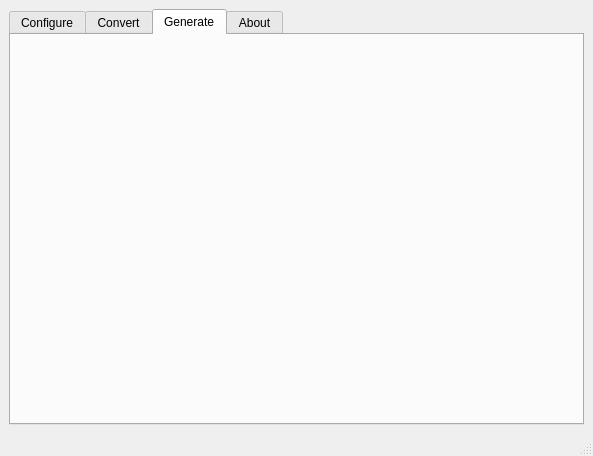
First picture: the form in T3Window.ui, repository alxxlc/Boolean-Algebra-Toolbox, before the edit.
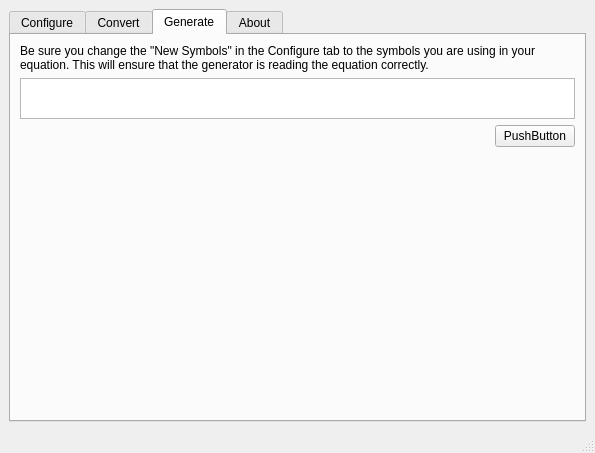
Second picture: the form after the edit. The open tabs and pages were chosen to show the change.

Commit message: Update readme and some information in the comments of the class files.

Diff of the .ui file:
```diff
--- a/T3Window.ui
+++ b/T3Window.ui
@@ -6,8 +6,8 @@
    <rect>
     <x>0</x>
     <y>0</y>
-    <width>593</width>
-    <height>456</height>
+    <width>595</width>
+    <height>453</height>
    </rect>
   </property>
   <property name="windowTitle">
@@ -758,6 +758,70 @@
        <attribute name="title">
         <string>Generate</string>
        </attribute>
+       <layout class="QGridLayout" name="gridLayout_2">
+        <item row="0" column="0" colspan="2">
+         <widget class="QLabel" name="label_12">
+          <property name="text">
+           <string>Be sure you change the &quot;New Symbols&quot; in the Configure tab to the symbols you are using in your equation. This will ensure that the generator is reading the equation correctly.</string>
+          </property>
+          <property name="wordWrap">
+           <bool>true</bool>
+          </property>
+         </widget>
+        </item>
+        <item row="1" column="0" colspan="2">
+         <widget class="QPlainTextEdit" name="genEqTBox">
+          <property name="maximumSize">
+           <size>
+            <width>16777215</width>
+            <height>41</height>
+           </size>
+          </property>
+          <property name="cursor" stdset="0">
+           <cursorShape>IBeamCursor</cursorShape>
+          </property>
+          <property name="verticalScrollBarPolicy">
+           <enum>Qt::ScrollBarAsNeeded</enum>
+          </property>
+          <property name="horizontalScrollBarPolicy">
+           <enum>Qt::ScrollBarAlwaysOff</enum>
+          </property>
+         </widget>
+        </item>
+        <item row="2" column="0">
+         <spacer name="horizontalSpacer_5">
+          <property name="orientation">
+           <enum>Qt::Horizontal</enum>
+          </property>
+          <property name="sizeHint" stdset="0">
+           <size>
+            <width>452</width>
+            <height>20</height>
+           </size>
+          </property>
+         </spacer>
+        </item>
+        <item row="2" column="1">
+         <widget class="QPushButton" name="pushButton">
+          <property name="text">
+           <string>PushButton</string>
+          </property>
+         </widget>
+        </item>
+        <item row="3" column="0" colspan="2">
+         <spacer name="verticalSpacer_2">
+          <property name="orientation">
+           <enum>Qt::Vertical</enum>
+          </property>
+          <property name="sizeHint" stdset="0">
+           <size>
+            <width>538</width>
+            <height>200</height>
+           </size>
+          </property>
+         </spacer>
+        </item>
+       </layout>
       </widget>
       <widget class="QWidget" name="aboutTab">
        <attribute name="title">
```
Left out of the diff: 4 changed lines with no effect on the pictures. The commit also changes 3 other files.
